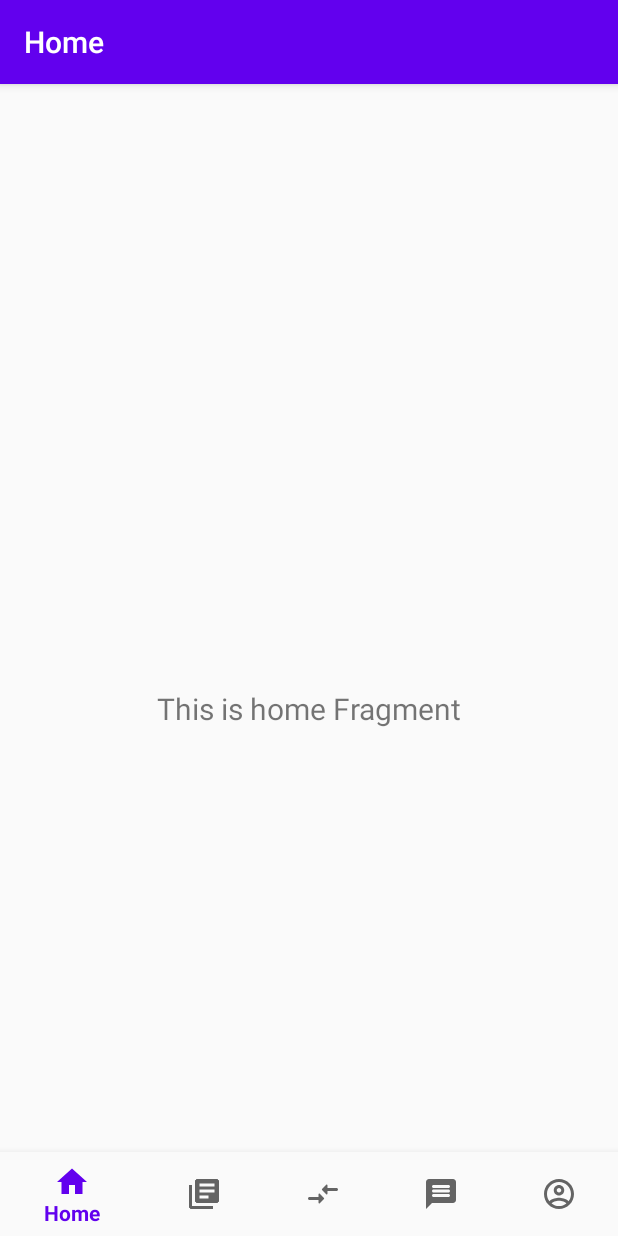
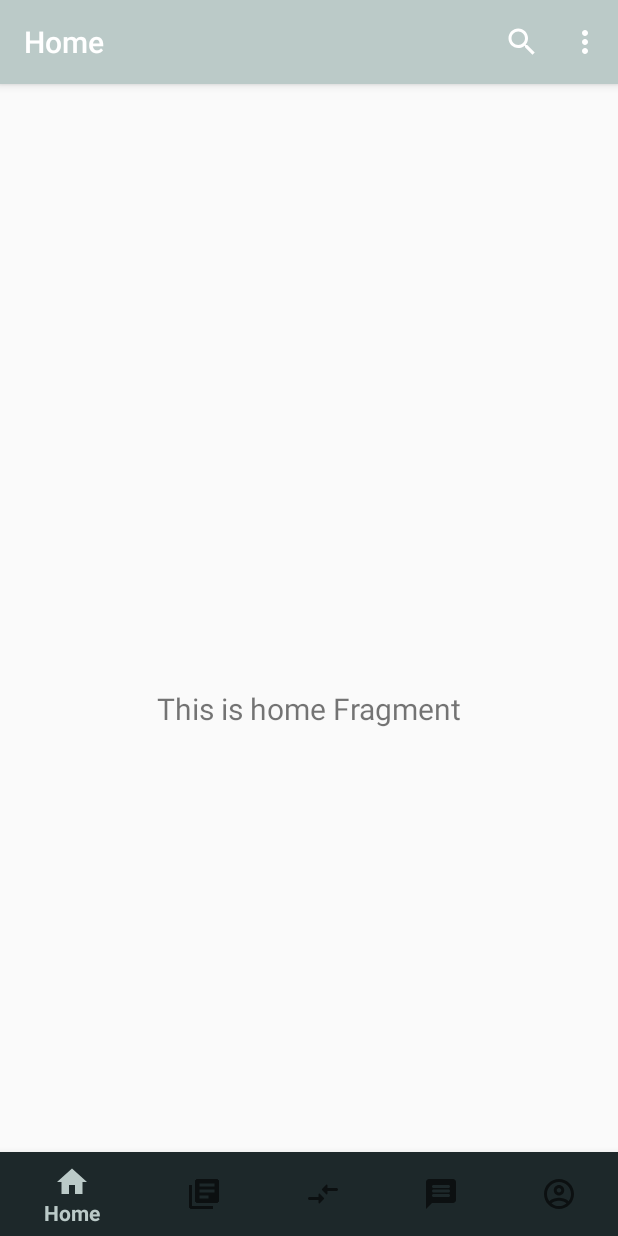
Before and after one commit to HeranSemere/BookHub, an Android app: the MainActivity screen opened directly, with no data from a screen before it, on a phone screen of 412 x 824 dp. Run offline under Robolectric (Android 15) with nearby library versions, the phone set to English and light mode, and no system bars; our stand-ins replace navigation-ui.

Commit message:
Added icons on toolbar

```diff
--- a/app/build.gradle
+++ b/app/build.gradle
@@ -48,4 +48,6 @@ dependencies {
     androidTestImplementation 'androidx.test.ext:junit:1.1.2'
     androidTestImplementation 'androidx.test.espresso:espresso-core:3.3.0'
 
+
+
 }
--- a/app/src/main/java/com/binaryninja/readerhub/MainActivity.kt
+++ b/app/src/main/java/com/binaryninja/readerhub/MainActivity.kt
@@ -1,18 +1,30 @@
 package com.binaryninja.readerhub
 
 import android.os.Bundle
-import com.google.android.material.bottomnavigation.BottomNavigationView
+import android.view.Menu
+import android.view.MenuItem
+import android.widget.Toast
+import androidx.appcompat.app.ActionBar
 import androidx.appcompat.app.AppCompatActivity
 import androidx.navigation.findNavController
 import androidx.navigation.ui.AppBarConfiguration
 import androidx.navigation.ui.setupActionBarWithNavController
 import androidx.navigation.ui.setupWithNavController
+import com.google.android.material.bottomnavigation.BottomNavigationView
 
 class MainActivity : AppCompatActivity() {
 
     override fun onCreate(savedInstanceState: Bundle?) {
         super.onCreate(savedInstanceState)
         setContentView(R.layout.activity_main)
+
+       /* val actionBar: ActionBar? = supportActionBar
+        supportActionBar?.setDisplayShowHomeEnabled(true)
+        supportActionBar?.setLogo(R.drawable.search)
+        supportActionBar?.setLogo(R.drawable.vert)
+        supportActionBar?.setDisplayUseLogoEnabled(true)*/
+
+
         val navView: BottomNavigationView = findViewById(R.id.nav_view)
 
         val navController = findNavController(R.id.nav_host_fragment)
@@ -23,4 +35,29 @@ class MainActivity : AppCompatActivity() {
         setupActionBarWithNavController(navController, appBarConfiguration)
         navView.setupWithNavController(navController)
     }
+
+    override fun onCreateOptionsMenu(menu: Menu?): Boolean {
+
+        menuInflater.inflate(R.menu.menu_main, menu);
+
+        return super.onCreateOptionsMenu(menu)
+    }
+
+  /*  override fun onOptionsItemSelected(item: MenuItem): Boolean {
+
+        if(onOptionsItemSelected(item)){
+            return true
+        }
+
+        val id = item.itemId
+
+        if (id == R.id.search_icon) {
+            Toast.makeText(this, "Item One Clicked", Toast.LENGTH_LONG).show()
+            return true
+        }
+
+        return super.onOptionsItemSelected(item)
+    }*/
+
+
 }
--- /dev/null
+++ b/app/src/main/res/drawable/home.xml
@@ -0,0 +1,5 @@
+<vector android:height="24dp" android:tint="#FFFFFF"
+    android:viewportHeight="24" android:viewportWidth="24"
+    android:width="24dp" xmlns:android="http://schemas.android.com/apk/res/android">
+    <path android:fillColor="@android:color/white" android:pathData="M10,20v-6h4v6h5v-8h3L12,3 2,12h3v8z"/>
+</vector>
--- a/app/src/main/res/drawable/ic_home_black_24dp.xml
+++ b/app/src/main/res/drawable/ic_home_black_24dp.xml
@@ -4,6 +4,6 @@
     android:viewportWidth="24.0"
     android:viewportHeight="24.0">
     <path
-        android:fillColor="#FF000000"
+        android:fillColor="#FFFFFFFF"
         android:pathData="M10,20v-6h4v6h5v-8h3L12,3 2,12h3v8z" />
 </vector>
--- /dev/null
+++ b/app/src/main/res/drawable/search.xml
@@ -0,0 +1,5 @@
+<vector android:height="24dp" android:tint="#FFFFFF"
+    android:viewportHeight="24" android:viewportWidth="24"
+    android:width="24dp" xmlns:android="http://schemas.android.com/apk/res/android">
+    <path android:fillColor="@android:color/white" android:pathData="M15.5,14h-0.79l-0.28,-0.27C15.41,12.59 16,11.11 16,9.5 16,5.91 13.09,3 9.5,3S3,5.91 3,9.5 5.91,16 9.5,16c1.61,0 3.09,-0.59 4.23,-1.57l0.27,0.28v0.79l5,4.99L20.49,19l-4.99,-5zM9.5,14C7.01,14 5,11.99 5,9.5S7.01,5 9.5,5 14,7.01 14,9.5 11.99,14 9.5,14z"/>
+</vector>
--- /dev/null
+++ b/app/src/main/res/drawable/vert.xml
@@ -0,0 +1,5 @@
+<vector android:height="24dp" android:tint="#FFFFFF"
+    android:viewportHeight="24" android:viewportWidth="24"
+    android:width="24dp" xmlns:android="http://schemas.android.com/apk/res/android">
+    <path android:fillColor="@android:color/white" android:pathData="M12,8c1.1,0 2,-0.9 2,-2s-0.9,-2 -2,-2 -2,0.9 -2,2 0.9,2 2,2zM12,10c-1.1,0 -2,0.9 -2,2s0.9,2 2,2 2,-0.9 2,-2 -0.9,-2 -2,-2zM12,16c-1.1,0 -2,0.9 -2,2s0.9,2 2,2 2,-0.9 2,-2 -0.9,-2 -2,-2z"/>
+</vector>
--- a/app/src/main/res/layout/activity_main.xml
+++ b/app/src/main/res/layout/activity_main.xml
@@ -6,13 +6,26 @@
     android:layout_height="match_parent"
     android:paddingTop="?attr/actionBarSize">
 
+        <!--<androidx.appcompat.widget.Toolbar
+        android:id="@+id/toolbar"
+        android:layout_width="match_parent"
+        android:layout_height="wrap_content"
+        android:background="?attr/colorSecondaryVariant"
+        android:minHeight="?attr/actionBarSize"
+        android:theme="@style/ToolBarTheme"
+        app:layout_constraintEnd_toEndOf="parent"
+        app:layout_constraintStart_toStartOf="parent"
+        app:layout_constraintTop_toTopOf="parent"
+        app:title="Feed"
+        app:titleTextColor="@color/white" />-->
+
     <com.google.android.material.bottomnavigation.BottomNavigationView
         android:id="@+id/nav_view"
         android:layout_width="0dp"
         android:layout_height="wrap_content"
         android:layout_marginStart="0dp"
         android:layout_marginEnd="0dp"
-        android:background="?android:attr/windowBackground"
+        android:background="@color/bar_color"
         app:layout_constraintBottom_toBottomOf="parent"
         app:layout_constraintLeft_toLeftOf="parent"
         app:layout_constraintRight_toRightOf="parent"
--- a/app/src/main/res/menu/bottom_nav_menu.xml
+++ b/app/src/main/res/menu/bottom_nav_menu.xml
@@ -3,7 +3,7 @@
 
     <item
         android:id="@+id/navigation_home"
-        android:icon="@drawable/ic_home_black_24dp"
+        android:icon="@drawable/home"
         android:title="@string/title_home" />
     <item
         android:id="@+id/navigation_mybook"
--- /dev/null
+++ b/app/src/main/res/menu/menu_main.xml
@@ -0,0 +1,16 @@
+<?xml version="1.0" encoding="utf-8"?>
+<menu xmlns:android="http://schemas.android.com/apk/res/android"
+    xmlns:app="http://schemas.android.com/apk/res-auto">
+
+    <item
+        android:id="@+id/search_icon"
+        android:icon="@drawable/search"
+        app:showAsAction="ifRoom"
+        android:title="Compose">
+    </item>
+    <item
+        android:id="@+id/action_two"
+        android:title="Filter"/>
+
+
+</menu>
--- a/app/src/main/res/values/colors.xml
+++ b/app/src/main/res/values/colors.xml
@@ -1,7 +1,8 @@
 <?xml version="1.0" encoding="utf-8"?>
 <resources>
-    <color name="colorPrimary">#6200EE</color>
+    <color name="colorPrimary">#BBCAC8</color>
     <color name="colorPrimaryDark">#3700B3</color>
     <color name="colorAccent">#03DAC5</color>
     <color name="white">#fff</color>
+    <color name="bar_color">#1D282A</color>
 </resources>
--- a/app/src/main/res/values/strings.xml
+++ b/app/src/main/res/values/strings.xml
@@ -3,7 +3,7 @@
     <string name="title_home">Home</string>
     <string name="title_dashboard">Dashboard</string>
     <string name="title_notifications">Notifications</string>
-    <string name="my_books">My Books</string>
+    <string name="my_books">Books</string>
     <string name="exchange">Exchange</string>
     <string name="messages">Messages</string>
     <string name="profile">Profile</string>
@@ -13,5 +13,4 @@
     <string name="next">Next</string>
     <string name="oromifa">Oromifa</string>
     <string name="tigrigna">ትግሪኛ</string>
-    <string name="next">Next</string>
 </resources>
--- a/app/src/main/res/values/styles.xml
+++ b/app/src/main/res/values/styles.xml
@@ -12,4 +12,10 @@
         <item name="android:windowNoTitle">true</item>
         <item name="windowNoTitle">true</item>
     </style>
+
+
+
+    <style name="ToolBarTheme" parent="ThemeOverlay.AppCompat.ActionBar">
+        <item name="android:tint">@color/bar_color</item>
+    </style>
 </resources>
```
